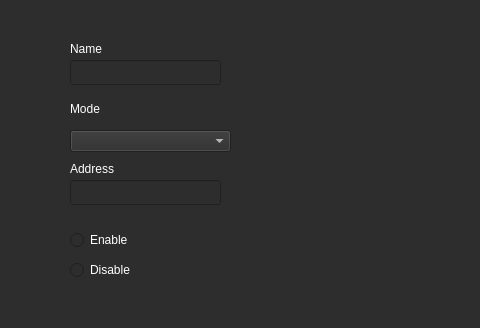
Old version of the form UI/DNSConfig.ui in the repository monico18/LTI-SDN-Controller; both pictures show x 0 to 480 and y 0 to 328 of the 622 by 484 pixel window.
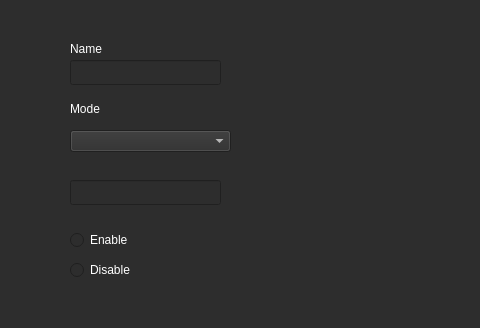
New version of the form.

The edit to the form file:
```diff
--- a/UI/DNSConfig.ui
+++ b/UI/DNSConfig.ui
@@ -984,7 +984,7 @@
     <rect>
      <x>70</x>
      <y>160</y>
-     <width>61</width>
+     <width>151</width>
      <height>17</height>
     </rect>
    </property>
@@ -1161,7 +1161,7 @@
     </palette>
    </property>
    <property name="text">
-    <string>Address</string>
+    <string/>
    </property>
   </widget>
   <widget class="QPushButton" name="btn_cancel_dns">
```
Left out of the diff: 96 changed lines with no effect on the pictures.
